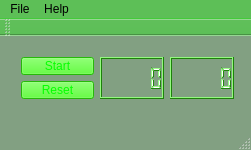
Above: puncher.ui from LuisFilipeDias/puncher before the change. Below: the same form after it.
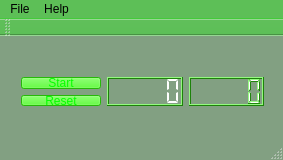
That is the form after the change.

What changed in the file:
```diff
--- a/puncher.ui
+++ b/puncher.ui
@@ -12,26 +12,26 @@
    <rect>
     <x>0</x>
     <y>0</y>
-    <width>251</width>
-    <height>150</height>
+    <width>283</width>
+    <height>160</height>
    </rect>
   </property>
   <property name="sizePolicy">
-   <sizepolicy hsizetype="Fixed" vsizetype="Fixed">
+   <sizepolicy hsizetype="Minimum" vsizetype="Minimum">
     <horstretch>0</horstretch>
     <verstretch>0</verstretch>
    </sizepolicy>
   </property>
   <property name="minimumSize">
    <size>
-    <width>251</width>
+    <width>0</width>
     <height>150</height>
    </size>
   </property>
   <property name="maximumSize">
    <size>
-    <width>251</width>
-    <height>130</height>
+    <width>300</width>
+    <height>200</height>
    </size>
   </property>
   <property name="palette">
@@ -460,9 +460,9 @@
     <property name="geometry">
      <rect>
       <x>10</x>
-      <y>10</y>
-      <width>235</width>
-      <height>64</height>
+      <y>30</y>
+      <width>265</width>
+      <height>51</height>
      </rect>
     </property>
     <property name="palette">
@@ -1629,6 +1629,27 @@
      </item>
      <item>
       <widget class="QLCDNumber" name="lcdNumber">
+       <property name="enabled">
+        <bool>true</bool>
+       </property>
+       <property name="sizePolicy">
+        <sizepolicy hsizetype="Minimum" vsizetype="Minimum">
+         <horstretch>0</horstretch>
+         <verstretch>0</verstretch>
+        </sizepolicy>
+       </property>
+       <property name="minimumSize">
+        <size>
+         <width>20</width>
+         <height>0</height>
+        </size>
+       </property>
+       <property name="maximumSize">
+        <size>
+         <width>80</width>
+         <height>50</height>
+        </size>
+       </property>
        <property name="palette">
         <palette>
          <active>
@@ -2044,10 +2065,39 @@
          </disabled>
         </palette>
        </property>
+       <property name="font">
+        <font>
+         <pointsize>15</pointsize>
+        </font>
+       </property>
+       <property name="frameShape">
+        <enum>QFrame::Box</enum>
+       </property>
+       <property name="segmentStyle">
+        <enum>QLCDNumber::Flat</enum>
+       </property>
       </widget>
      </item>
      <item>
       <widget class="QLCDNumber" name="lcdNumber_secs">
+       <property name="sizePolicy">
+        <sizepolicy hsizetype="Minimum" vsizetype="Minimum">
+         <horstretch>0</horstretch>
+         <verstretch>0</verstretch>
+        </sizepolicy>
+       </property>
+       <property name="minimumSize">
+        <size>
+         <width>20</width>
+         <height>0</height>
+        </size>
+       </property>
+       <property name="maximumSize">
+        <size>
+         <width>80</width>
+         <height>50</height>
+        </size>
+       </property>
        <property name="palette">
         <palette>
          <active>
@@ -2365,7 +2415,7 @@
     <rect>
      <x>0</x>
      <y>0</y>
-     <width>251</width>
+     <width>283</width>
      <height>27</height>
     </rect>
    </property>
```
Left out of the diff: 18 changed lines with no effect on the pictures.
